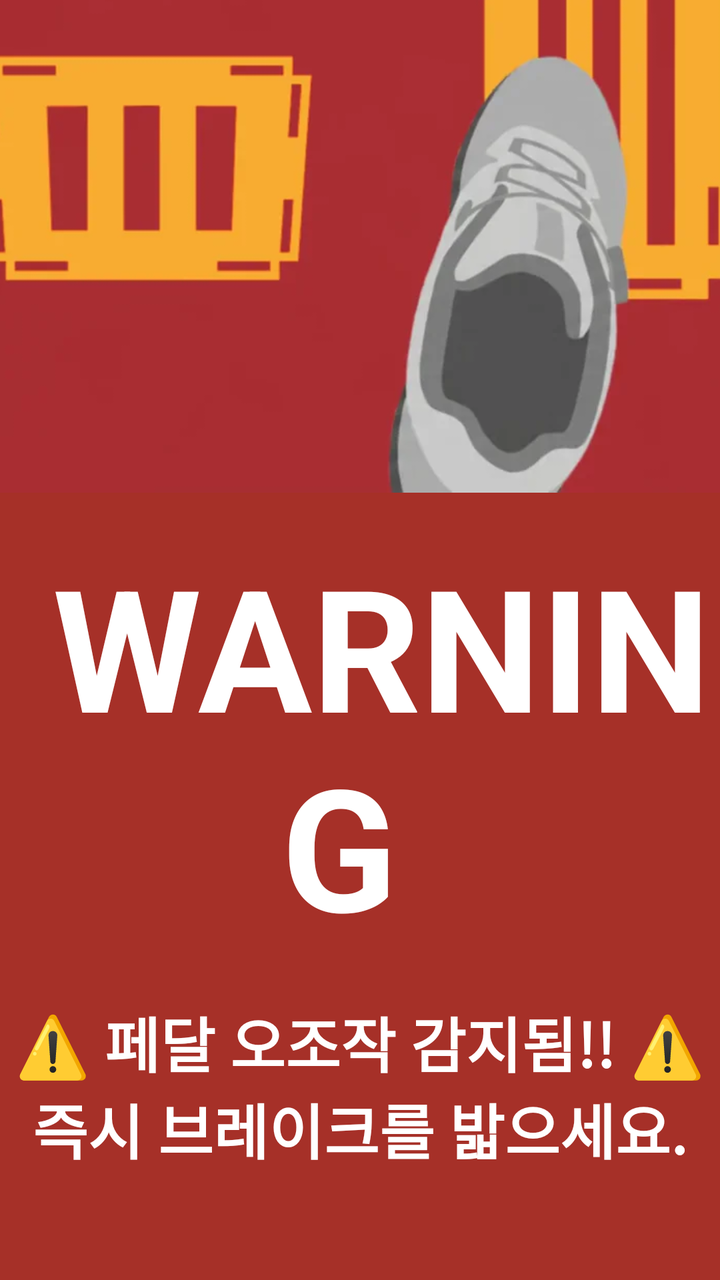
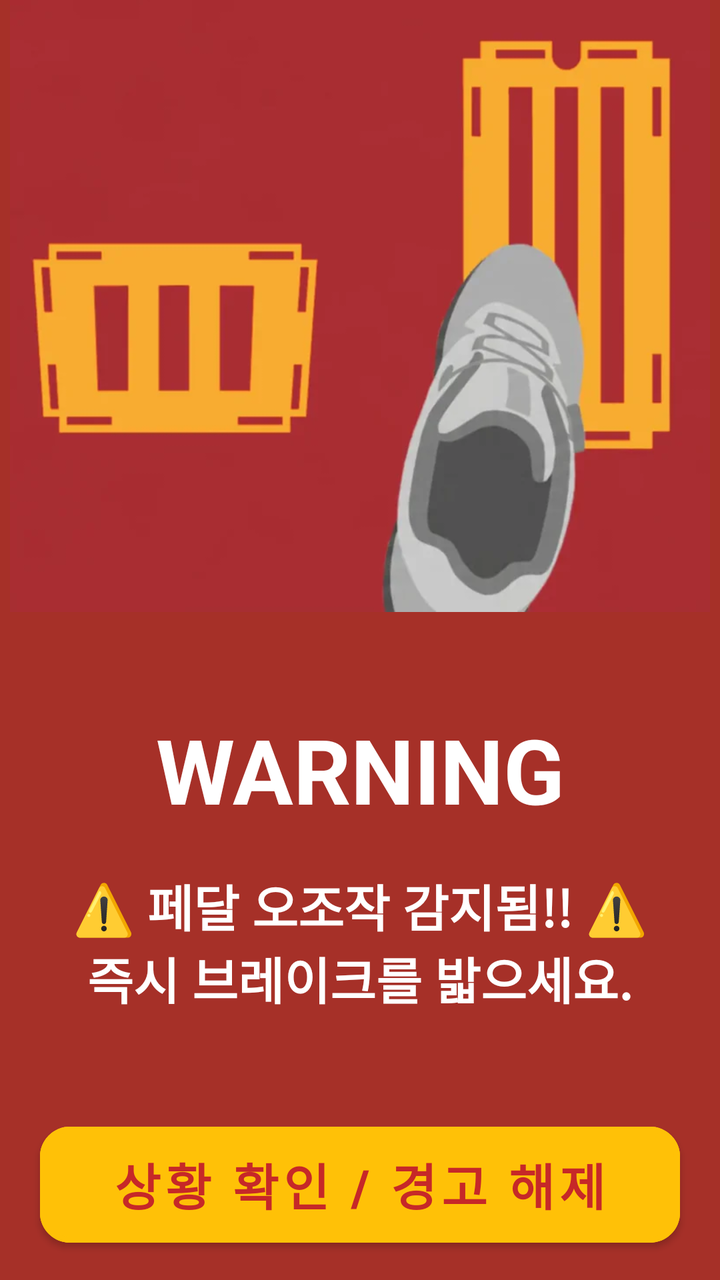

Screens rendered from an Android XML layout before and after an edit, with the pre-edit source and the edit as a unified diff.
<!-- AndroidManifest.xml: activity theme Theme.MaterialComponents.DayNight.NoActionBar -->
<!-- res/layout/activity_critical.xml -->
<?xml version="1.0" encoding="utf-8"?>
<androidx.constraintlayout.widget.ConstraintLayout
    xmlns:android="http://schemas.android.com/apk/res/android"
    xmlns:app="http://schemas.android.com/apk/res-auto"
    android:layout_width="match_parent"
    android:layout_height="match_parent"
    android:background="@color/warning_red"
    android:keepScreenOn="true">

  
  

  <ImageView
      android:id="@+id/ivCriticalIcon"
      android:layout_width="508dp"
      android:layout_height="372dp"
      android:src="@drawable/warning_red_blink"
      app:layout_constraintBottom_toTopOf="@+id/tvWarningTitle"
      app:layout_constraintEnd_toEndOf="parent"
      app:layout_constraintStart_toStartOf="parent"
      app:layout_constraintTop_toTopOf="parent"
      app:layout_constraintVertical_chainStyle="packed"
      app:layout_constraintHorizontal_bias="0.496"/>

  <TextView
      android:id="@+id/tvWarningTitle"
      android:layout_width="wrap_content"
      android:layout_height="wrap_content"
      android:layout_marginTop="20dp"
      android:gravity="center"
      android:text=" WARNING "
      android:textColor="#FFFFFF"
      android:textSize="85sp"
      android:textStyle="bold"
      app:layout_constraintBottom_toTopOf="@+id/tvWarningSub"
      app:layout_constraintEnd_toEndOf="parent"
      app:layout_constraintStart_toStartOf="parent"
      app:layout_constraintTop_toBottomOf="@id/ivCriticalIcon" />

  <TextView
      android:id="@+id/tvWarningSub"
      android:layout_width="wrap_content"
      android:layout_height="wrap_content"
      android:layout_marginTop="20dp"
      android:text="⚠️ 페달 오조작 감지됨!! ⚠️\n즉시 브레이크를 밟으세요."
      android:textColor="#FFFFFF"
      android:textSize="30sp"
      android:textStyle="bold"
      android:gravity="center"
      app:layout_constraintBottom_toTopOf="@+id/btnDismiss"
      app:layout_constraintEnd_toEndOf="parent"
      app:layout_constraintStart_toStartOf="parent"
      app:layout_constraintTop_toBottomOf="@id/tvWarningTitle" />

  <com.google.android.material.button.MaterialButton
      android:id="@+id/btnDismiss"
      android:layout_width="0dp"
      android:layout_height="80dp"
      android:layout_marginHorizontal="20dp"
      android:layout_marginTop="50dp"
      android:layout_marginBottom="50dp"
      android:backgroundTint="@color/warning_button"
      android:text="상황 확인 / 경고 해제"
      android:textColor="#C62828"
      android:textSize="22sp"
      android:textStyle="bold"
      app:cornerRadius="16dp"
      app:strokeColor="@color/warning_button"
      app:strokeWidth="3dp"
      app:layout_constraintBottom_toBottomOf="parent"
      app:layout_constraintEnd_toEndOf="parent"
      app:layout_constraintStart_toStartOf="parent"
      app:layout_constraintTop_toBottomOf="@id/tvWarningSub" />

</androidx.constraintlayout.widget.ConstraintLayout>
<!-- resources referenced by this layout -->
<resources>
  <color name="warning_button">#FFC107</color>
  <color name="warning_red">#A63028</color>
  <!-- drawable warning_red_blink: webp bitmap (drawable, 715718 bytes) -->
</resources>

<!-- the commit's change to res/layout/activity_critical.xml (unified diff, before → after) -->
@@ -12,7 +12,7 @@
 
   <ImageView
       android:id="@+id/ivCriticalIcon"
-      android:layout_width="508dp"
+      android:layout_width="350dp"
       android:layout_height="372dp"
       android:src="@drawable/warning_red_blink"
       app:layout_constraintBottom_toTopOf="@+id/tvWarningTitle"
@@ -30,7 +30,7 @@
       android:gravity="center"
       android:text=" WARNING "
       android:textColor="#FFFFFF"
-      android:textSize="85sp"
+      android:textSize="45sp"
       android:textStyle="bold"
       app:layout_constraintBottom_toTopOf="@+id/tvWarningSub"
       app:layout_constraintEnd_toEndOf="parent"
@@ -44,7 +44,7 @@
       android:layout_marginTop="20dp"
       android:text="⚠️ 페달 오조작 감지됨!! ⚠️\n즉시 브레이크를 밟으세요."
       android:textColor="#FFFFFF"
-      android:textSize="30sp"
+      android:textSize="25sp"
       android:textStyle="bold"
       android:gravity="center"
       app:layout_constraintBottom_toTopOf="@+id/btnDismiss"
@@ -55,16 +55,16 @@
   <com.google.android.material.button.MaterialButton
       android:id="@+id/btnDismiss"
       android:layout_width="0dp"
-      android:layout_height="80dp"
+      android:layout_height="70dp"
       android:layout_marginHorizontal="20dp"
       android:layout_marginTop="50dp"
       android:layout_marginBottom="50dp"
       android:backgroundTint="@color/warning_button"
       android:text="상황 확인 / 경고 해제"
       android:textColor="#C62828"
-      android:textSize="22sp"
+      android:textSize="25sp"
       android:textStyle="bold"
-      app:cornerRadius="16dp"
+      app:cornerRadius="15dp"
       app:strokeColor="@color/warning_button"
       app:strokeWidth="3dp"
       app:layout_constraintBottom_toBottomOf="parent"
